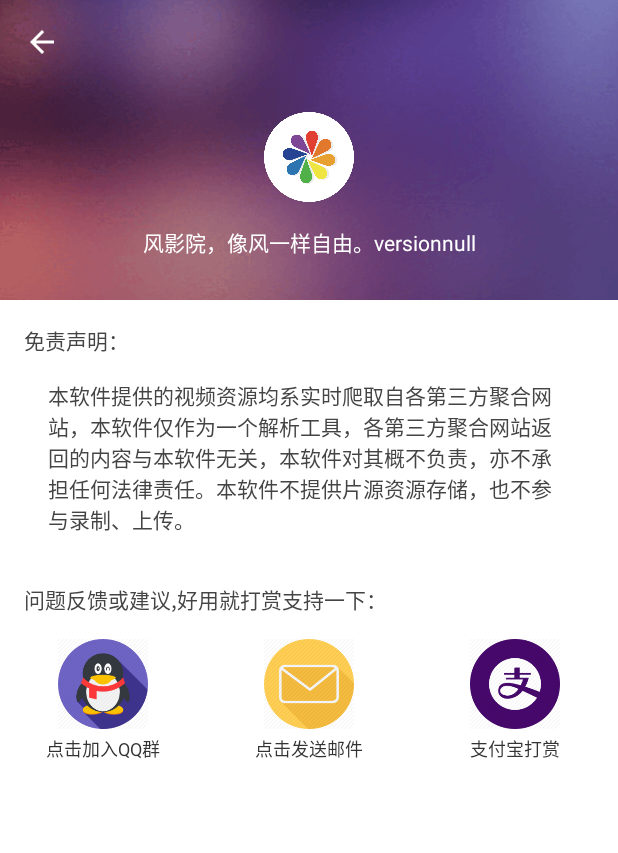
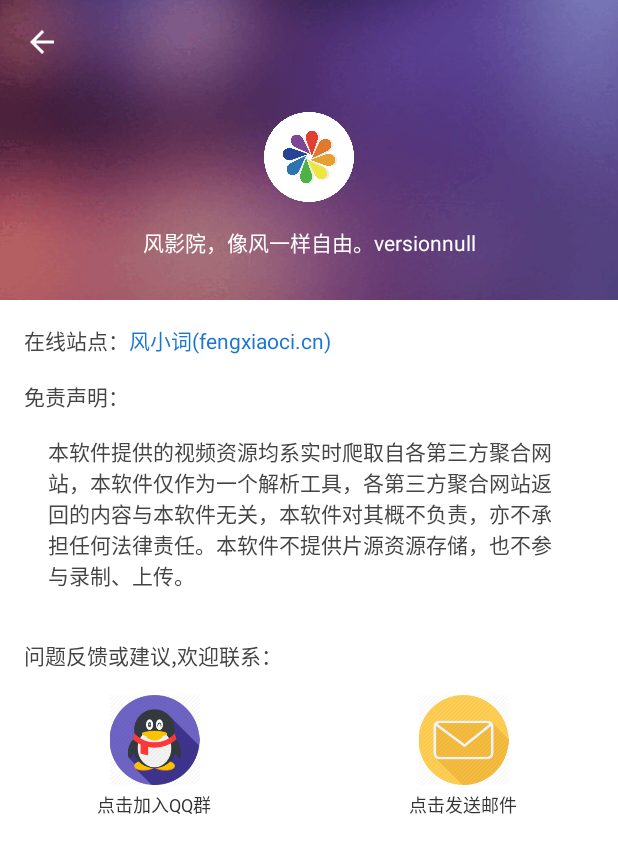
Before and after one commit to CodeByZack/kongtv-android, an Android app: the AboutActivity screen opened directly, with no data from a screen before it, on a phone screen of 412 x 824 dp. Shown: the top 853 px of the screen. Run offline under Robolectric (Android 15) with nearby library versions, the phone set to English and light mode, and no system bars; our stand-ins replace AdMob; libraries missing offline, so code that uses them is left out: com.gyf.barlibrary, com.tencent.smtt, com.umeng.analytics, com.umeng.commonsdk, com.yanbo.lib_screen; network calls fail; 3 statements that could not run were skipped.

```diff
--- a/app/build.gradle
+++ b/app/build.gradle
@@ -6,8 +6,8 @@ android {
         applicationId "com.zack.kongtv"
         minSdkVersion 21
         targetSdkVersion 27
-        versionCode 10
-        versionName "2.0.0"
+        versionCode 11
+        versionName "2.0.1"
         testInstrumentationRunner "androidx.test.runner.AndroidJUnitRunner"
         ndk {
             abiFilters "armeabi-v7a", "x86"
--- a/app/src/main/AndroidManifest.xml
+++ b/app/src/main/AndroidManifest.xml
@@ -26,7 +26,7 @@
         <!-- Sample AdMob App ID: ca-app-pub-3940256099942544~3347511713 -->
         <meta-data
             android:name="com.google.android.gms.ads.APPLICATION_ID"
-            android:value="ca-app-pub-3940256099942544~3347511713"/>
+            android:value="ca-app-pub-7430198791917858~8901636038"/>
         <activity
             android:name=".activities.MainActivity"
             android:label="@string/app_name"
--- a/app/src/main/java/com/zack/kongtv/App.java
+++ b/app/src/main/java/com/zack/kongtv/App.java
@@ -33,7 +33,7 @@ public class App extends Application {
         context = this;
         initUM();
         initAppConfig();
-        QbSdk.initX5Environment(this,null);
+//        QbSdk.initX5Environment(this,null);
         registerActivityLifecycleCallbacks(life);
         MultiDex.install(this);
         MobileAds.initialize(this, new OnInitializationCompleteListener() {
@@ -41,6 +41,8 @@ public class App extends Application {
             public void onInitializationComplete(InitializationStatus initializationStatus) {
                 Log.d("TAG", "onInitializationComplete: ");
             }
+
+
         });
 
         VApplication.init(this);
--- a/app/src/main/java/com/zack/kongtv/Const.java
+++ b/app/src/main/java/com/zack/kongtv/Const.java
@@ -31,4 +31,8 @@ public class Const {
 
     public static final String APP_CONFIG = "APP_CONFIG";
 
+
+    public static final String NATIVE_AD = "ca-app-pub-7430198791917858/2257773425";
+    public static final String BANNER_AD = "ca-app-pub-7430198791917858/4962391020";
+    public static final String ADMOB_ID = "ca-app-pub-7430198791917858~8901636038";
 }
--- a/app/src/main/java/com/zack/kongtv/activities/About/AboutActivity.java
+++ b/app/src/main/java/com/zack/kongtv/activities/About/AboutActivity.java
@@ -22,8 +22,8 @@ import androidx.appcompat.widget.Toolbar;
 
 public class AboutActivity extends AbsActivity implements View.OnClickListener {
     private Toolbar toolbar;
-    private LinearLayout pay,email,qq;
-    private TextView titleVersion;
+    private LinearLayout email,qq;
+    private TextView titleVersion,fxc;
     @Override
     public int setView() {
         return R.layout.activity_about;
@@ -35,8 +35,8 @@ public class AboutActivity extends AbsActivity implements View.OnClickListener {
         setSupportActionBar(toolbar);
         toolbar.setNavigationOnClickListener(this);
 
-        pay = findViewById(R.id.pay);
-        pay.setOnClickListener(this);
+        fxc = findViewById(R.id.fxc);
+        fxc.setOnClickListener(this);
         email =  findViewById(R.id.email);
         email.setOnClickListener(this);
         qq = findViewById(R.id.qq);
@@ -58,8 +58,8 @@ public class AboutActivity extends AbsActivity implements View.OnClickListener {
             case -1:
                 finish();
                 break;
-            case R.id.pay:
-                openALiPay();
+            case R.id.fxc:
+                openUrl("https://fengxiaoci.cn/");
                 break;
             case R.id.email:
                 email();
@@ -140,4 +140,12 @@ public class AboutActivity extends AbsActivity implements View.OnClickListener {
         intent.putExtra(Intent.EXTRA_TEXT, ""); // 正文
         startActivity(Intent.createChooser(intent, "请选择邮件类应用"));
     }
+
+    public void openUrl(String url){
+        Uri uri = Uri.parse(url);
+        Intent intent = new Intent();
+        intent.setAction("android.intent.action.VIEW");
+        intent.setData(uri);
+        startActivity(intent);
+    }
 }
--- a/app/src/main/java/com/zack/kongtv/fragments/Category/CategoryFragmentNew.java
+++ b/app/src/main/java/com/zack/kongtv/fragments/Category/CategoryFragmentNew.java
@@ -82,7 +82,10 @@ public class CategoryFragmentNew extends BaseMvpFragment<CategoryPresenter> impl
     }
 
     private void initAd() {
-        adLoader = new AdLoader.Builder(getContext(), "ca-app-pub-3940256099942544/2247696110")
+
+
+//        adLoader = new AdLoader.Builder(getContext(), "ca-app-pub-3940256099942544/2247696110")
+        adLoader = new AdLoader.Builder(getContext(), Const.NATIVE_AD)
                 .forUnifiedNativeAd(new UnifiedNativeAd.OnUnifiedNativeAdLoadedListener() {
                     @Override
                     public void onUnifiedNativeAdLoaded(UnifiedNativeAd unifiedNativeAd) {
--- a/app/src/main/res/layout/activity_about.xml
+++ b/app/src/main/res/layout/activity_about.xml
@@ -74,6 +74,25 @@
             <LinearLayout
                 android:layout_width="match_parent"
                 android:layout_height="wrap_content"
+                android:orientation="horizontal">
+                <TextView
+                    android:layout_width="wrap_content"
+                    android:layout_height="wrap_content"
+                    android:textColor="#444444"
+                    android:text="在线站点："
+                    android:paddingTop="@dimen/normal_margin"
+                    android:paddingLeft="@dimen/normal_margin"/>
+                <TextView
+                    android:layout_width="wrap_content"
+                    android:layout_height="wrap_content"
+                    android:text="风小词(fengxiaoci.cn)"
+                    android:textColor="@color/blue"
+                    android:id="@+id/fxc"
+                    />
+            </LinearLayout>
+            <LinearLayout
+                android:layout_width="match_parent"
+                android:layout_height="wrap_content"
                 android:orientation="vertical">
                 <TextView
                     android:layout_width="match_parent"
@@ -93,6 +112,7 @@
                     android:text="本软件提供的视频资源均系实时爬取自各第三方聚合网站，本软件仅作为一个解析工具，各第三方聚合网站返回的内容与本软件无关，本软件对其概不负责，亦不承担任何法律责任。本软件不提供片源资源存储，也不参与录制、上传。"/>
 
             </LinearLayout>
+
             <LinearLayout
                 android:layout_width="match_parent"
                 android:layout_height="wrap_content"
@@ -101,7 +121,7 @@
                     android:layout_width="match_parent"
                     android:layout_height="wrap_content"
                     android:textColor="#444444"
-                    android:text="问题反馈或建议,好用就打赏支持一下："
+                    android:text="问题反馈或建议,欢迎联系："
                     android:paddingTop="@dimen/normal_margin"
                     android:paddingLeft="@dimen/normal_margin"/>
                 <LinearLayout
@@ -148,25 +168,6 @@
                             android:layout_height="wrap_content"
                             android:text="点击发送邮件"/>
                     </LinearLayout>
-                    <LinearLayout
-                        android:layout_width="0dp"
-                        android:layout_weight="1"
-                        android:gravity="center"
-                        android:id="@+id/pay"
-                        android:orientation="vertical"
-                        android:layout_height="wrap_content">
-                        <ImageView
-                            android:layout_width="match_parent"
-                            android:layout_height="60dp"
-                            android:src="@drawable/pay"/>
-                        <TextView
-                            android:layout_marginTop="@dimen/mini_margin"
-                            android:textColor="#333"
-                            android:layout_width="wrap_content"
-                            android:textSize="@dimen/tiny_text_size"
-                            android:layout_height="wrap_content"
-                            android:text="支付宝打赏"/>
-                    </LinearLayout>
                 </LinearLayout>
             </LinearLayout>
 
--- a/app/src/main/res/layout/activity_splash.xml
+++ b/app/src/main/res/layout/activity_splash.xml
@@ -38,7 +38,7 @@
             android:layout_height="wrap_content"
             android:layout_marginStart="16dp"
             android:layout_marginTop="8dp"
-            android:text="@string/app_name"
+            android:text="风影院"
             android:textColor="@color/grey"
             app:layout_constraintStart_toEndOf="@+id/imageView"
             app:layout_constraintTop_toTopOf="@+id/imageView" />
--- a/zacklib/src/main/java/com/zackdk/NetTool/RetrofitFactory.java
+++ b/zacklib/src/main/java/com/zackdk/NetTool/RetrofitFactory.java
@@ -34,7 +34,8 @@ public class RetrofitFactory {
         };
 
         retrofit = new Retrofit.Builder()
-                .baseUrl("https://fengxiaoci.cn/")
+                .baseUrl("http://47.94.254.236:55/")
+//                .baseUrl("https://fengxiaoci.cn/")
                 .addConverterFactory(GsonConverterFactory.create())
                 .addCallAdapterFactory(RxJava2CallAdapterFactory.create())
                 .client(initClient())
```
Also changed, not shown: app/src/main/java/com/zack/kongtv/activities/MainActivity.java (+13 -1 lines), app/src/main/java/com/zack/kongtv/activities/PlayMovie/PlayMovieActivity.java (+24 -4 lines), app/src/main/res/layout/main_nav_view.xml (+17 -16 lines), app/src/main/res/layout/palymovie.xml (+21 -14 lines), app/src/main/res/drawable-xxhdpi/fxc.png (added), app/src/main/res/drawable/touping.png (added).
